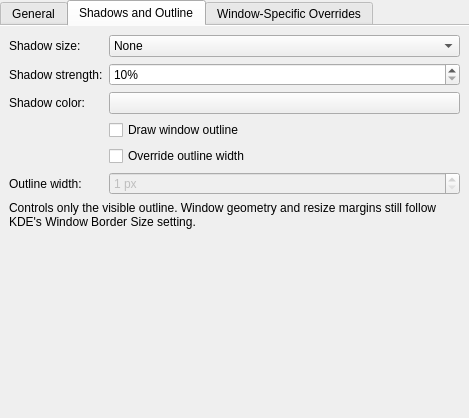
First picture: the form in kdecoration/config/ui/breezeconfigurationui.ui, repository carterjandrew/azrah-theme, before the edit.
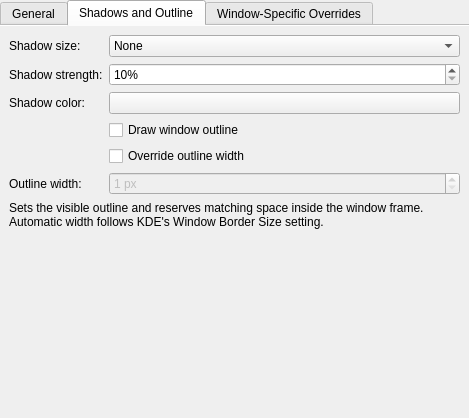
Second picture: the form after the edit. The open tabs and pages were chosen to show the change. Custom widgets are drawn as their Qt base class.

Commit message: Borders looking great

```diff
--- a/kdecoration/config/ui/breezeconfigurationui.ui
+++ b/kdecoration/config/ui/breezeconfigurationui.ui
@@ -332,7 +332,7 @@
        <item row="6" column="0" colspan="2">
         <widget class="QLabel" name="customOutlineWidthHelpLabel">
          <property name="text">
-          <string>Controls only the visible outline. Window geometry and resize margins still follow KDE's Window Border Size setting.</string>
+          <string>Sets the visible outline and reserves matching space inside the window frame. Automatic width follows KDE's Window Border Size setting.</string>
          </property>
          <property name="wordWrap">
           <bool>true</bool>
```
The commit also changes 4 other files.
